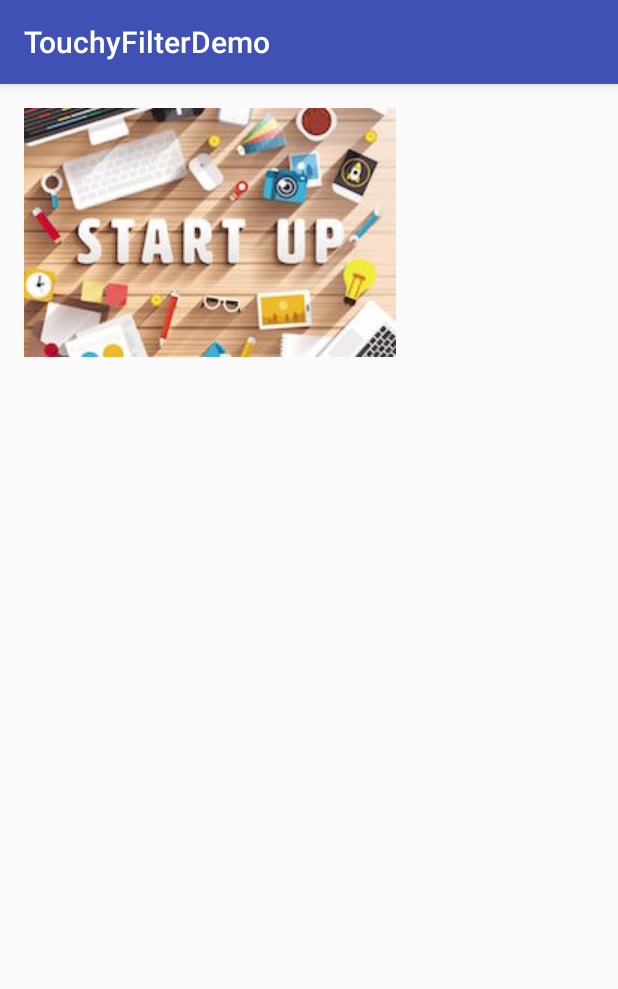
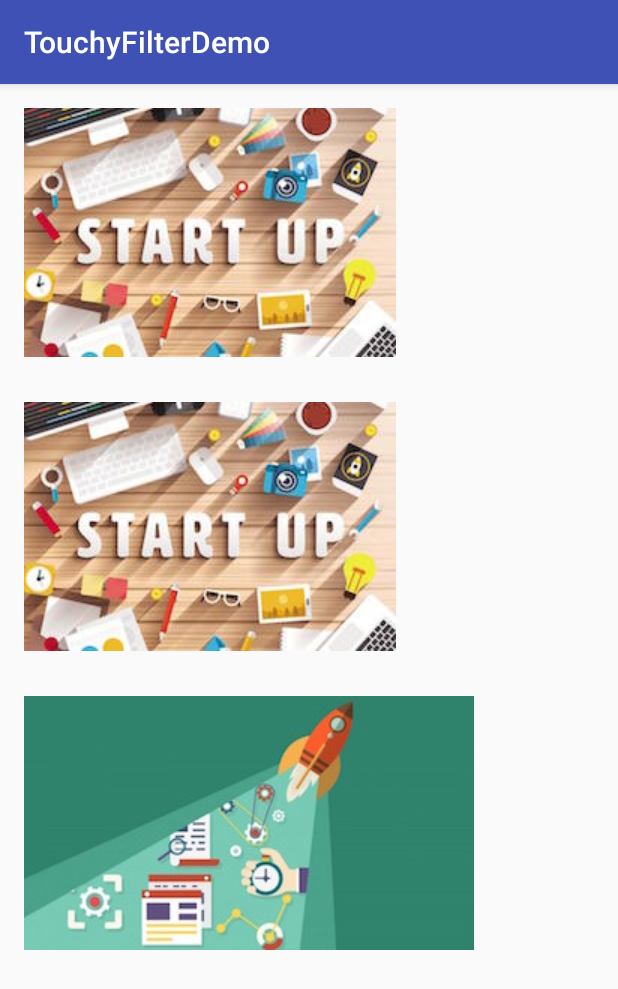
Before and after one commit to Anwesh43/TouchyFilter, an Android app: the screen it shows after launch (MainActivity), on a phone screen of 412 x 824 dp. Shown: the top 989 px of the screen. Run offline under Robolectric (Android 15) with nearby library versions, the phone set to English and light mode, and no system bars.

Commit message:
testing more filters with more imageviews

```diff
--- a/app/src/main/java/com/anwesome/ui/touchyfilterdemo/MainActivity.java
+++ b/app/src/main/java/com/anwesome/ui/touchyfilterdemo/MainActivity.java
@@ -16,8 +16,9 @@ public class MainActivity extends AppCompatActivity {
     protected void onCreate(Bundle savedInstanceState) {
         super.onCreate(savedInstanceState);
         setContentView(R.layout.activity_main);
-        final ImageView imageView = (ImageView) findViewById(R.id.im_view);
-        TouchyFilter touchyFilter = TouchyFilter.newInstance(this, imageView);
+        final ImageView imageView1 = (ImageView) findViewById(R.id.im_view);
+
+        TouchyFilter touchyFilter = TouchyFilter.newInstance(this, imageView1);
         touchyFilter.setOnFilterAnimationCompleteListener(new TouchyFilter.FilterAnimationCompleteListener() {
             @Override
             public void onComplete() {
@@ -25,5 +26,25 @@ public class MainActivity extends AppCompatActivity {
             }
         });
         touchyFilter.applyFilter(TouchyFilterMode.GREEN);
+        final ImageView imageView2 = (ImageView) findViewById(R.id.im_view1);
+
+        TouchyFilter touchyFilter2 = TouchyFilter.newInstance(this, imageView2);
+        touchyFilter2.setOnFilterAnimationCompleteListener(new TouchyFilter.FilterAnimationCompleteListener() {
+            @Override
+            public void onComplete() {
+                Toast.makeText(MainActivity.this,"Red filter",Toast.LENGTH_SHORT).show();
+            }
+        });
+        touchyFilter2.applyFilter(TouchyFilterMode.RED);
+        final ImageView imageView3 = (ImageView) findViewById(R.id.im_view2);
+
+        TouchyFilter touchyFilter3 = TouchyFilter.newInstance(this, imageView3);
+        touchyFilter3.setOnFilterAnimationCompleteListener(new TouchyFilter.FilterAnimationCompleteListener() {
+            @Override
+            public void onComplete() {
+                Toast.makeText(MainActivity.this,"Blue filter",Toast.LENGTH_SHORT).show();
+            }
+        });
+        touchyFilter3.applyFilter(TouchyFilterMode.BLUE);
     }
 }
--- a/app/src/main/res/layout/activity_main.xml
+++ b/app/src/main/res/layout/activity_main.xml
@@ -15,4 +15,20 @@
         android:layout_height="wrap_content"
         android:id="@+id/im_view"
         android:src="@drawable/stp"/>
+    <LinearLayout
+        android:layout_width="match_parent"
+        android:layout_height="30dp"></LinearLayout>
+    <ImageView
+        android:layout_width="wrap_content"
+        android:layout_height="wrap_content"
+        android:id="@+id/im_view1"
+        android:src="@drawable/stp"/>
+    <LinearLayout
+        android:layout_width="match_parent"
+        android:layout_height="30dp"></LinearLayout>
+    <ImageView
+        android:layout_width="wrap_content"
+        android:layout_height="wrap_content"
+        android:id="@+id/im_view2"
+        android:src="@drawable/stp2"/>
 </LinearLayout>
```
Also changed, not shown: app/src/main/res/drawable/stp2.jpg (added).
